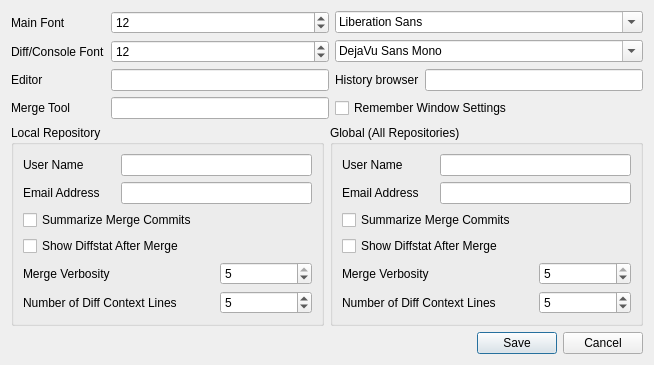
git-cola/git-cola, file ui/options.ui: the form before one commit.
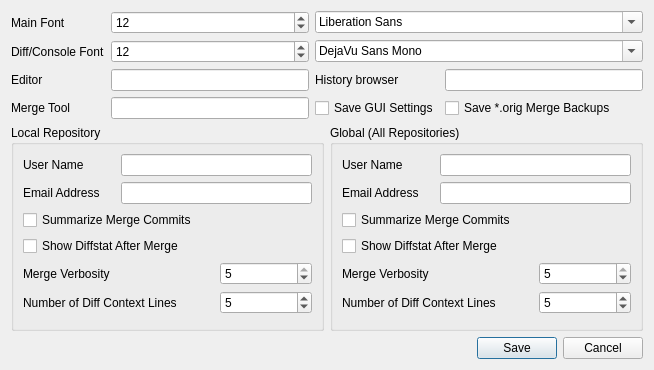
The form after the commit.

Commit message: ui: add 'Save *.orig Merge Backups' to the options dialog

What changed in the file:
```diff
--- a/ui/options.ui
+++ b/ui/options.ui
@@ -9,7 +9,7 @@
     <x>0</x>
     <y>0</y>
     <width>654</width>
-    <height>345</height>
+    <height>370</height>
    </rect>
   </property>
   <property name="windowTitle" >
@@ -115,10 +115,17 @@
        </property>
       </widget>
      </item>
-     <item row="3" column="2" colspan="2" >
+     <item row="3" column="2" >
       <widget class="QCheckBox" name="global_cola_savewindowsettings" >
        <property name="text" >
-        <string>Remember Window Settings</string>
+        <string>Save GUI Settings</string>
+       </property>
+      </widget>
+     </item>
+     <item row="3" column="3" >
+      <widget class="QCheckBox" name="global_merge_keepBackup" >
+       <property name="text" >
+        <string>Save *.orig Merge Backups</string>
        </property>
       </widget>
      </item>
```
